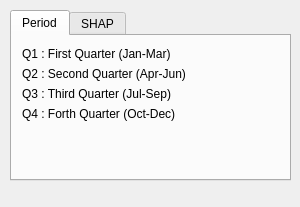
This is INFO_GUI.ui in M3rcy1028/2024_XAI as Qt 5 draws it before an edit. The edited form follows.
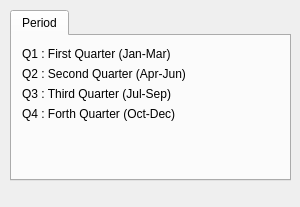
This is the edited form.

```diff
--- a/INFO_GUI.ui
+++ b/INFO_GUI.ui
@@ -86,11 +86,6 @@
       </property>
      </widget>
     </widget>
-    <widget class="QWidget" name="tab_2">
-     <attribute name="title">
-      <string>SHAP</string>
-     </attribute>
-    </widget>
    </widget>
   </widget>
  </widget>
```
